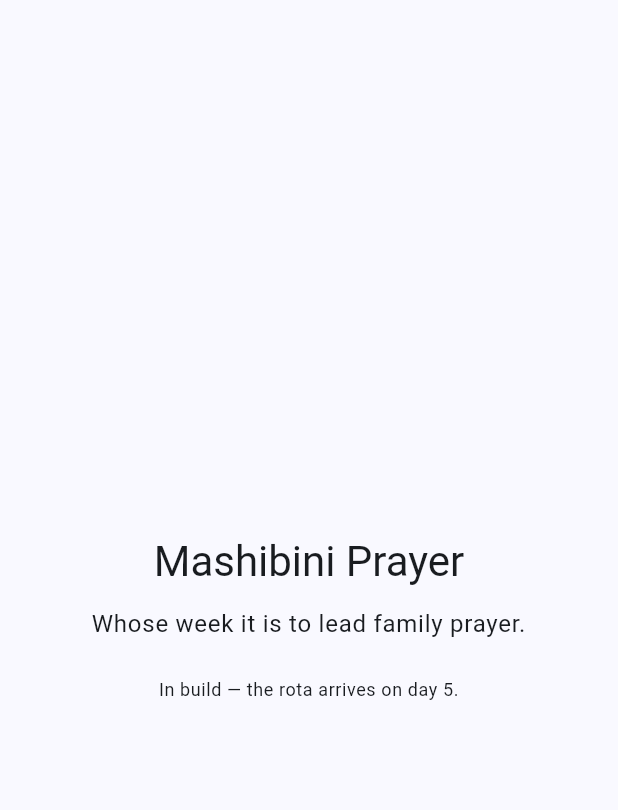
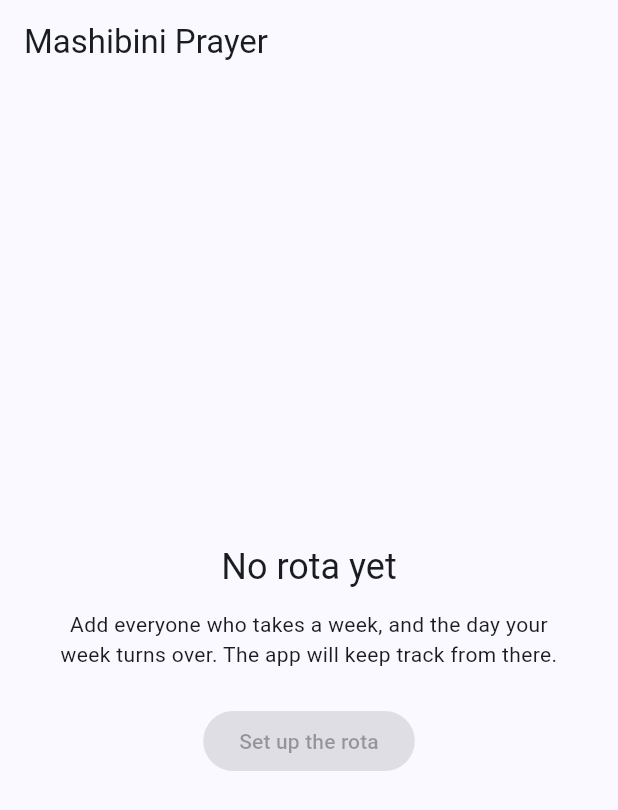
Before and after one commit to Jabulile1704/Mashibini-Prayer, a Flutter app: the screen it shows after launch, on a phone screen of 412 x 824 dp. Shown: the top 810 px of the screen. Run offline on Flutter 3.47's test engine with Material 3 defaults, Android fonts, the phone set to English and light mode, and no system bars; our stand-ins replace shared_preferences.

Commit message:
feat(ui): show whose week it is (#38)
Day 5. The first screen: whose week it is, who is next, and the day it
changes hands. Four states, including two nulls from different layers that
mean opposite things.

Adds flutter_localizations with en_ZA first, after a test caught the app
rendering American date order to a South African family.

138 tests, lib at 100% line coverage.

Closes #3
Closes #4

```diff
--- a/lib/src/app.dart
+++ b/lib/src/app.dart
@@ -1,12 +1,43 @@
 import 'package:flutter/material.dart';
+import 'package:flutter_localizations/flutter_localizations.dart';
+
+import '../src/data/repositories/family_repository.dart';
+import 'presentation/screens/this_week_screen.dart';
+
+/// Which locales the app speaks, and in what order it falls back.
+///
+/// This matters for one small, visible reason: date order. Flutter's default
+/// `MaterialLocalizations` formats a full date American-style — "Sunday,
+/// October 25, 2026" — and this app is read by a family in South Africa, who
+/// write "Sunday 25 October 2026".
+///
+/// Flutter ships `MaterialLocalizationEnZa`, so this is a matter of asking
+/// for it. `en_ZA` is listed first because Flutter falls back to the first
+/// supported locale when the device's own is not matched: a phone set to a
+/// locale we do not list gets South African formatting rather than American.
+abstract final class AppLocales {
+  static const List<Locale> supported = <Locale>[
+    Locale('en', 'ZA'),
+    Locale('en', 'GB'),
+    Locale('en'),
+  ];
+
+  static const List<LocalizationsDelegate<Object?>> delegates =
+      <LocalizationsDelegate<Object?>>[
+        GlobalMaterialLocalizations.delegate,
+        GlobalWidgetsLocalizations.delegate,
+        GlobalCupertinoLocalizations.delegate,
+      ];
+}
 
 /// The application shell.
 ///
-/// Day 1: the scaffold only. The rota engine lands on Day 3 and this
-/// placeholder is replaced by the real home screen on Day 5 — see
-/// `docs/SDLC.md` for the plan.
+/// Takes its repository rather than building one, so a test can hand it a
+/// fake and the whole app runs without a device, a plugin or a disk.
 class MashibiniPrayerApp extends StatelessWidget {
-  const MashibiniPrayerApp({super.key});
+  const MashibiniPrayerApp({required this.repository, super.key});
+
+  final FamilyRepository repository;
 
   static const String title = 'Mashibini Prayer';
 
@@ -15,50 +46,12 @@ class MashibiniPrayerApp extends StatelessWidget {
     return MaterialApp(
       title: title,
       debugShowCheckedModeBanner: false,
+      localizationsDelegates: AppLocales.delegates,
+      supportedLocales: AppLocales.supported,
       theme: ThemeData(
         colorScheme: ColorScheme.fromSeed(seedColor: const Color(0xFF3F5E8C)),
       ),
-      home: const _UnderConstruction(),
+      home: ThisWeekScreen(repository: repository),
     );
   }
 }
-
-class _UnderConstruction extends StatelessWidget {
-  const _UnderConstruction();
-
-  @override
-  Widget build(BuildContext context) {
-    final TextTheme text = Theme.of(context).textTheme;
-    return Scaffold(
-      body: SafeArea(
-        child: Center(
-          child: Padding(
-            padding: const EdgeInsets.all(24),
-            child: Column(
-              mainAxisSize: MainAxisSize.min,
-              children: <Widget>[
-                Text(
-                  MashibiniPrayerApp.title,
-                  style: text.headlineMedium,
-                  textAlign: TextAlign.center,
-                ),
-                const SizedBox(height: 12),
-                Text(
-                  'Whose week it is to lead family prayer.',
-                  style: text.bodyLarge,
-                  textAlign: TextAlign.center,
-                ),
-                const SizedBox(height: 24),
-                Text(
-                  'In build — the rota arrives on day 5.',
-                  style: text.bodySmall,
-                  textAlign: TextAlign.center,
-                ),
-              ],
-            ),
-          ),
-        ),
-      ),
-    );
-  }
-}
--- a/lib/src/domain/entities/calendar_date.dart
+++ b/lib/src/domain/entities/calendar_date.dart
@@ -73,6 +73,16 @@ class CalendarDate implements Comparable<CalendarDate> {
 
   bool isOnOrAfter(CalendarDate other) => !isBefore(other);
 
+  /// This date as a local [DateTime] at midnight, **for display only**.
+  ///
+  /// The counterpart to [CalendarDate.from]. Formatting is the one job that
+  /// genuinely needs a `DateTime` — `MaterialLocalizations` speaks it — and a
+  /// date being rendered has already stopped being arithmetic.
+  ///
+  /// Nothing in the domain calls this. If something starts to, the thing it
+  /// wants is probably a method on this class instead.
+  DateTime toLocalDateTime() => DateTime(year, month, day);
+
   @override
   int compareTo(CalendarDate other) => _at.compareTo(other._at);
 
--- /dev/null
+++ b/lib/src/presentation/screens/this_week_screen.dart
@@ -0,0 +1,199 @@
+import 'package:flutter/material.dart';
+
+import '../../data/repositories/family_repository.dart';
+import '../../domain/entities/calendar_date.dart';
+import '../../domain/entities/family.dart';
+import '../../domain/entities/turn.dart';
+import '../../domain/rota/rota_engine.dart';
+import '../widgets/date_text.dart';
+import '../widgets/leading_card.dart';
+import '../widgets/next_turn_tile.dart';
+
+/// The home screen: whose week it is, who is next, and when it changes hands.
+///
+/// There are four things this screen can be looking at, and they are different
+/// enough that conflating any two would mislead someone:
+///
+/// 1. still reading storage — briefly, on a cold start
+/// 2. no family stored at all — first run, nothing set up yet
+/// 3. a family whose rota has not started by today — set up, but ahead of time
+/// 4. a turn to show
+///
+/// Two of those are a null, from different layers, and they mean opposite
+/// things: "you have not set this up" versus "you set it up, it starts later".
+class ThisWeekScreen extends StatefulWidget {
+  const ThisWeekScreen({
+    required this.repository,
+    this.youAre,
+    this.today,
+    super.key,
+  });
+
+  final FamilyRepository repository;
+
+  /// Which member is holding this phone, if that is known.
+  ///
+  /// Null until setup records it (Day 6). When null the screen simply uses
+  /// names — it never guesses that the leader is you, because being told
+  /// someone else's turn is yours is worse than being told a name.
+  final String? youAre;
+
+  /// The clock, injectable so a test can stand on any date.
+  ///
+  /// The domain refuses to read a clock (ADR-002); this is the boundary where
+  /// one is finally read, and it is a parameter rather than a call so the
+  /// screen is testable on any week of the next decade.
+  final CalendarDate Function()? today;
+
+  @override
+  State<ThisWeekScreen> createState() => _ThisWeekScreenState();
+}
+
+class _ThisWeekScreenState extends State<ThisWeekScreen> {
+  late final Stream<Family?> _families = widget.repository.watch();
+
+  CalendarDate get _today =>
+      widget.today?.call() ?? CalendarDate.from(DateTime.now());
+
+  @override
+  Widget build(BuildContext context) {
+    return Scaffold(
+      appBar: AppBar(title: const Text('Mashibini Prayer')),
+      body: SafeArea(
+        child: StreamBuilder<Family?>(
+          stream: _families,
+          builder: (BuildContext context, AsyncSnapshot<Family?> snapshot) {
+            if (snapshot.connectionState == ConnectionState.waiting) {
+              return const _Loading();
+            }
+            final Family? family = snapshot.data;
+            if (family == null) {
+              return const _NoFamilyYet();
+            }
+            return _Rota(family: family, today: _today, youAre: widget.youAre);
+          },
+        ),
+      ),
+    );
+  }
+}
+
+class _Loading extends StatelessWidget {
+  const _Loading();
+
+  @override
+  Widget build(BuildContext context) => const Center(
+    child: SizedBox(
+      width: 32,
+      height: 32,
+      child: CircularProgressIndicator(strokeWidth: 3),
+    ),
+  );
+}
+
+class _NoFamilyYet extends StatelessWidget {
+  const _NoFamilyYet();
+
+  @override
+  Widget build(BuildContext context) {
+    final ThemeData theme = Theme.of(context);
+    return Center(
+      child: Padding(
+        padding: const EdgeInsets.all(32),
+        child: Column(
+          mainAxisSize: MainAxisSize.min,
+          children: <Widget>[
+            Text(
+              'No rota yet',
+              style: theme.textTheme.headlineSmall,
+              textAlign: TextAlign.center,
+            ),
+            const SizedBox(height: 12),
+            Text(
+              'Add everyone who takes a week, and the day your week turns '
+              'over. The app will keep track from there.',
+              style: theme.textTheme.bodyMedium,
+              textAlign: TextAlign.center,
+            ),
+            const SizedBox(height: 24),
+            // Setup arrives on day 6; the button is here so the empty state
+            // says what happens next rather than only what is missing.
+            FilledButton(onPressed: null, child: const Text('Set up the rota')),
+          ],
+        ),
+      ),
+    );
+  }
+}
+
+class _Rota extends StatelessWidget {
+  const _Rota({required this.family, required this.today, this.youAre});
+
+  final Family family;
+  final CalendarDate today;
+  final String? youAre;
+
+  @override
+  Widget build(BuildContext context) {
+    final RotaEngine engine = RotaEngine.forFamily(family);
+    final Turn? current = engine.turnOn(today);
+
+    if (current == null) {
+      return _NotStartedYet(startsOn: engine.startedOn);
+    }
+
+    final List<Turn> ahead = engine.turnsFrom(
+      current.weekEnd.addDays(1),
+      count: 1,
+    );
+
+    return ListView(
+      padding: const EdgeInsets.symmetric(vertical: 16),
+      children: <Widget>[
+        Padding(
+          padding: const EdgeInsets.symmetric(horizontal: 16),
+          child: LeadingCard(turn: current, isYou: _isYou(current)),
+        ),
+        if (ahead.isNotEmpty) ...<Widget>[
+          const SizedBox(height: 8),
+          const Divider(indent: 24, endIndent: 24),
+          NextTurnTile(turn: ahead.single, isYou: _isYou(ahead.single)),
+        ],
+      ],
+    );
+  }
+
+  bool _isYou(Turn turn) => youAre != null && turn.leader.id == youAre;
+}
+
+class _NotStartedYet extends StatelessWidget {
+  const _NotStartedYet({required this.startsOn});
+
+  final CalendarDate startsOn;
+
+  @override
+  Widget build(BuildContext context) {
+    final ThemeData theme = Theme.of(context);
+    return Center(
+      child: Padding(
+        padding: const EdgeInsets.all(32),
+        child: Column(
+          mainAxisSize: MainAxisSize.min,
+          children: <Widget>[
+            Text(
+              'The rota starts on',
+              style: theme.textTheme.bodyLarge,
+              textAlign: TextAlign.center,
+            ),
+            const SizedBox(height: 8),
+            Text(
+              DateLabels.full(context, startsOn),
+              style: theme.textTheme.headlineSmall,
+              textAlign: TextAlign.center,
+            ),
+          ],
+        ),
+      ),
+    );
+  }
+}
--- /dev/null
+++ b/lib/src/presentation/widgets/next_turn_tile.dart
@@ -0,0 +1,32 @@
+import 'package:flutter/material.dart';
+
+import '../../domain/entities/turn.dart';
+import 'date_text.dart';
+
+/// Who takes the next turn, and the day it starts.
+///
+/// The date matters as much as the name: "Tata, from Sunday" is a reminder;
+/// "Tata next" is trivia.
+class NextTurnTile extends StatelessWidget {
+  const NextTurnTile({required this.turn, required this.isYou, super.key});
+
+  final Turn turn;
+  final bool isYou;
+
+  @override
+  Widget build(BuildContext context) {
+    final String who = isYou ? 'You' : turn.leader.displayName;
+    final String when = DateLabels.full(context, turn.weekStart);
+
+    return Semantics(
+      container: true,
+      label: '$who next, from $when',
+      child: ListTile(
+        contentPadding: const EdgeInsets.symmetric(horizontal: 24),
+        leading: const Icon(Icons.arrow_forward),
+        title: Text(who, style: Theme.of(context).textTheme.titleMedium),
+        subtitle: Text('from $when'),
+      ),
+    );
+  }
+}
--- a/pubspec.yaml
+++ b/pubspec.yaml
@@ -9,6 +9,8 @@ environment:
 dependencies:
   flutter:
     sdk: flutter
+  flutter_localizations:
+    sdk: flutter
   shared_preferences: ^2.5.6
 
 dev_dependencies:
```
Also changed, not shown: lib/main.dart (+22 -1 lines), lib/src/presentation/widgets/date_text.dart (added, +19 -0 lines), lib/src/presentation/widgets/leading_card.dart (added, +62 -0 lines), pubspec.lock, 2 other files.
